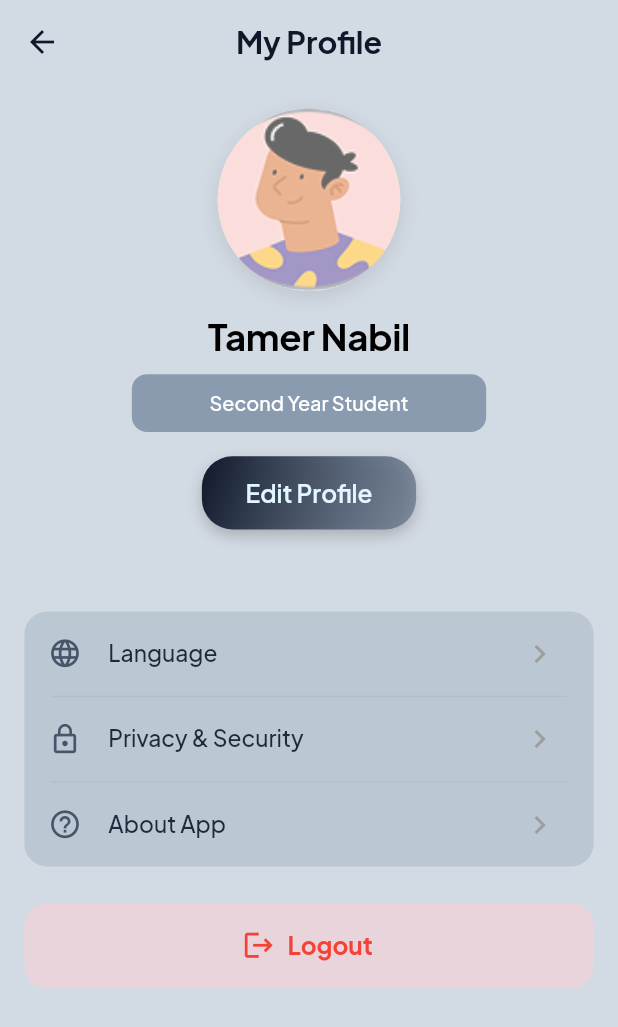
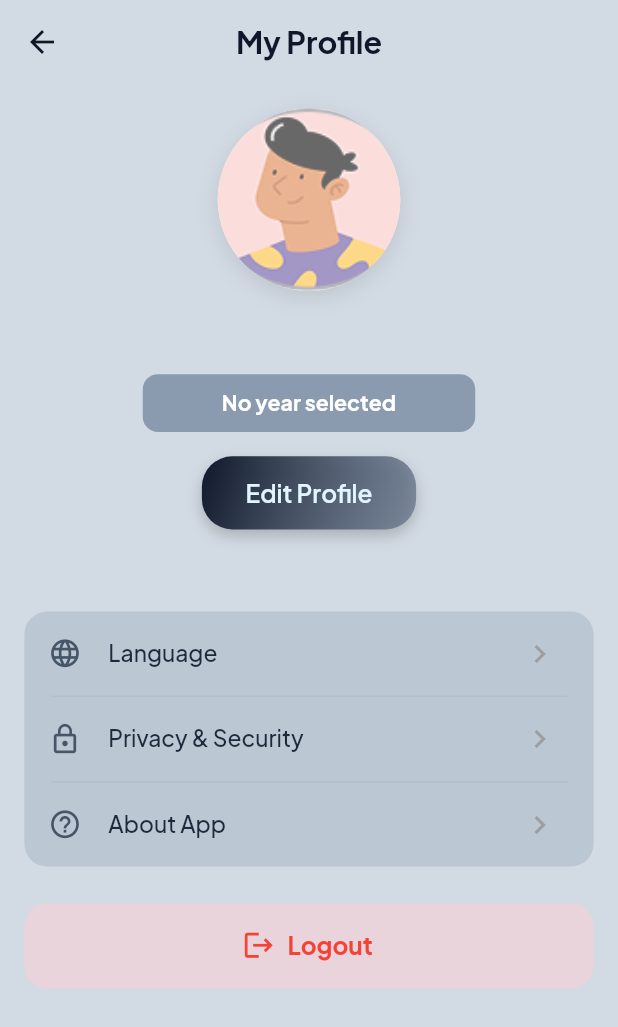
Before and after one commit to MohamedRefky/Eduon, a Flutter app: the ProfileScreen screen opened directly, on a phone screen of 412 x 824 dp. Shown: the top 1027 px of the screen. Run offline on Flutter 3.47's test engine with Material 3 defaults, Android fonts, the phone set to English and light mode, and no system bars; our stand-ins replace bloc, dio, equatable, firebase_auth, firebase_core, flutter_bloc and 6 more; accounts and stored records are empty.

Commit message:
feat: enhance authentication and user profile management; add full name and selected year storage, improve error handling, and update UI feedback

```diff
--- a/lib/core/Theme/light_theme.dart
+++ b/lib/core/Theme/light_theme.dart
@@ -78,6 +78,7 @@ ThemeData lightTheme = ThemeData(
       fontWeight: FontWeight.w500,
     ),
     labelMedium: TextStyle(
+
       color: Color(0xFFF2F5F8),
       fontSize: AppSizes.sp15,
       fontWeight: FontWeight.w500,
--- a/lib/core/service/prefrances_maneger.dart
+++ b/lib/core/service/prefrances_maneger.dart
@@ -4,13 +4,28 @@ class PrefrancesManeger {
   static final PrefrancesManeger _instance = PrefrancesManeger._internal();
 
   factory PrefrancesManeger() => _instance;
-
+static const String selectedYearKey = 'selected_year';
+ static const String fullNameKey = 'full_name';
   PrefrancesManeger._internal();
   late final SharedPreferences _preferences;
+
+  Future<bool> setFullName(String name) {
+  return _preferences.setString(fullNameKey, name);
+}
+
+String? getFullName() {
+  return _preferences.getString(fullNameKey);
+}
   Future<void> init() async {
     _preferences = await SharedPreferences.getInstance();
   }
+  Future<bool> setSelectedYear(String year) {
+    return _preferences.setString(selectedYearKey, year);
+  }
 
+  String? getSelectedYear() {
+    return _preferences.getString(selectedYearKey);
+  }
   String? getString(String key) {
     return _preferences.getString(key);
   }
--- a/lib/features/auth/cubit/auth_state.dart
+++ b/lib/features/auth/cubit/auth_state.dart
@@ -6,6 +6,9 @@ abstract class AuthState extends Equatable {
   @override
   List<Object?> get props => [];
 }
+class AuthUserNotFound extends AuthState {}
+
+class AuthEmailAlreadyExists extends AuthState {}
 
 class AuthInitial extends AuthState {}
 
--- a/lib/features/profile/widgets/avatar_section.dart
+++ b/lib/features/profile/widgets/avatar_section.dart
@@ -1,4 +1,5 @@
 import 'package:eduon/core/constants/app_sizes.dart';
+import 'package:eduon/core/service/prefrances_maneger.dart';
 import 'package:flutter/material.dart';
 import 'package:gap/gap.dart';
 
@@ -7,6 +8,8 @@ class AvatarSection extends StatelessWidget {
 
   @override
   Widget build(BuildContext context) {
+    final String? selectedYear = PrefrancesManeger().getSelectedYear();
+    final String? fullName = PrefrancesManeger().getFullName();
     return Column(
       children: [
         // Avatar
@@ -32,7 +35,7 @@ class AvatarSection extends StatelessWidget {
 
         // Name
         Text(
-          'Tamer Nabil',
+          fullName ?? 'Tamer Nabil',
           style: TextTheme.of(
             context,
           ).displayLarge?.copyWith(fontSize: AppSizes.sp24),
@@ -40,19 +43,22 @@ class AvatarSection extends StatelessWidget {
         Gap(AppSizes.h12),
 
         // Year Badge
-        Container(
-          width: AppSizes.w215,
+        IntrinsicWidth(
+          child: Container(
             height: AppSizes.h38,
+            padding: EdgeInsets.symmetric(horizontal: AppSizes.w48),
             decoration: BoxDecoration(
               color: const Color(0xFF8A9BB0),
               borderRadius: BorderRadius.circular(AppSizes.r12),
             ),
             child: Center(
               child: Text(
-              'Second Year Student',
+                selectedYear ?? 'No year selected',
                 style: TextTheme.of(context).displaySmall?.copyWith(
                   color: Colors.white,
-                fontSize: AppSizes.sp13,
+                  fontSize: AppSizes.sp14,
+                  fontWeight: FontWeight.w800,
+                ),
               ),
             ),
           ),
--- a/lib/features/year_selection/year_selection_screen.dart
+++ b/lib/features/year_selection/year_selection_screen.dart
@@ -1,5 +1,6 @@
 import 'package:eduon/core/constants/app_sizes.dart';
 import 'package:eduon/core/constants/year_constant.dart';
+import 'package:eduon/core/service/prefrances_maneger.dart';
 import 'package:eduon/features/main/main_screen.dart';
 import 'package:flutter/material.dart';
 import 'package:gap/gap.dart';
@@ -21,7 +22,6 @@ class YearSelectionScreen extends StatelessWidget {
         ),
         child: Column(
           crossAxisAlignment: CrossAxisAlignment.start,
-
           children: [
             Expanded(
               child: SingleChildScrollView(
@@ -81,13 +81,19 @@ class YearSelectionScreen extends StatelessWidget {
                 return ElevatedButton(
                   onPressed: selected == null
                       ? null
-                      : () {
+                      : () async {
+                          await PrefrancesManeger().setSelectedYear(
+                            years[selected]["title"]!,
+                          );
+
+                          if (context.mounted) {
                             Navigator.push(
                               context,
                               MaterialPageRoute(
                                 builder: (_) => const MainScreen(),
                               ),
                             );
+                          }
                         },
                   child: const Text("Continue"),
                 );
```
Also changed, not shown: lib/features/auth/cubit/auth_cubit.dart (+17 -6 lines), lib/features/auth/screens/login_screen.dart (+38 -7 lines), lib/features/auth/screens/signup_screen.dart (+51 -7 lines), lib/features/profile/profile_screeen.dart (+12 -14 lines). Lines whose indentation alone changed are shown as unchanged.
